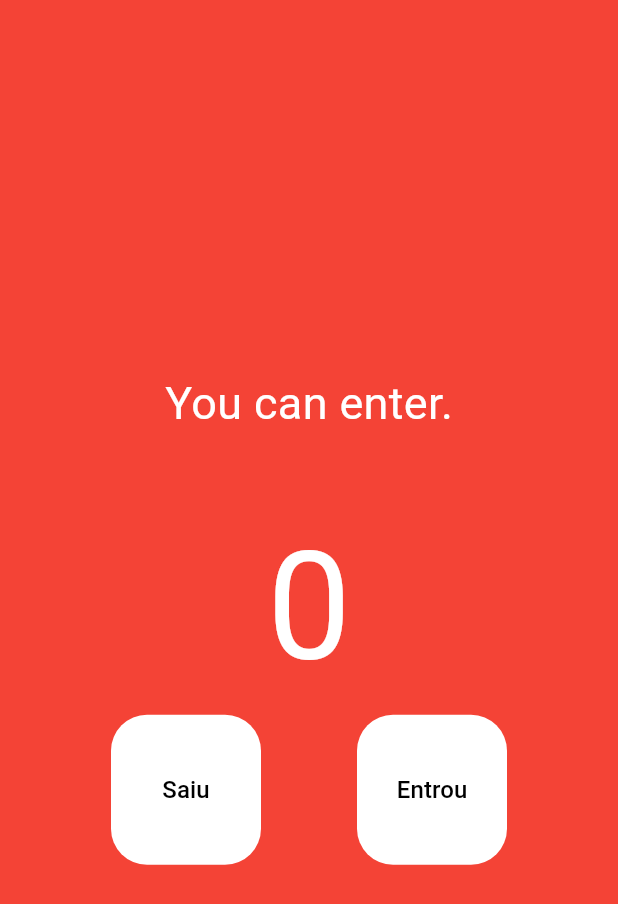
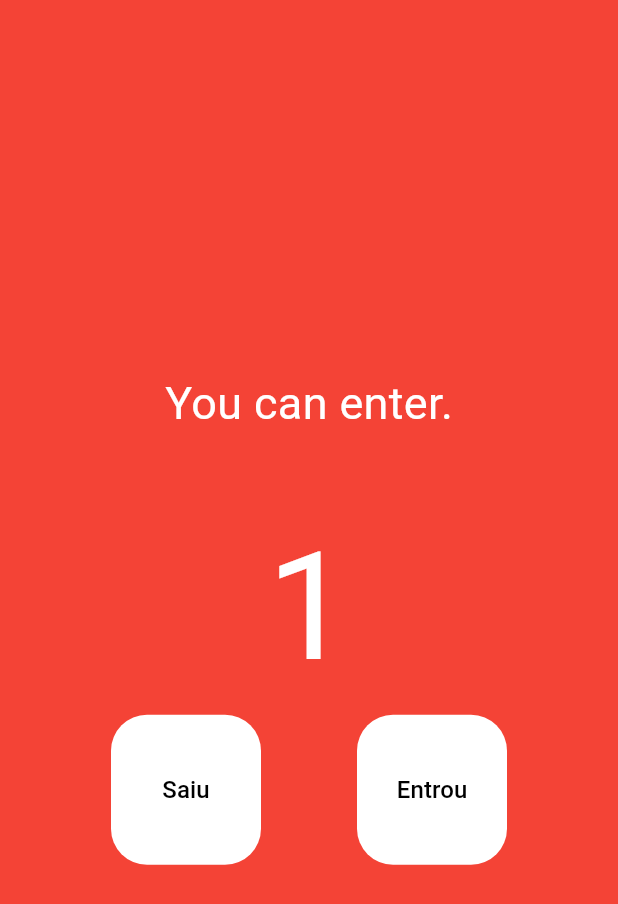
Before and after one commit to LuisTakeo/Flutter-Mobile-I, a Flutter app: the screen it shows after launch, after a tap on "Entrou", on a phone screen of 412 x 824 dp. Shown: the top 904 px of the screen. Run offline on Flutter 3.47's test engine with Material 3 defaults, Android fonts, the phone set to English and light mode, and no system bars.

```diff
--- a/lib/main.dart
+++ b/lib/main.dart
@@ -1,111 +1,80 @@
 import 'package:flutter/material.dart';
 
 void main() {
-  runApp(MaterialApp(home: Contador(),));
+  runApp(MaterialApp(
+    home: Contador(),
+  ));
 }
 
-
 class Contador extends StatefulWidget {
-  const Contador({ Key? key }) : super(key: key);
+  const Contador({Key? key}) : super(key: key);
 
   @override
   _ContadorState createState() => _ContadorState();
 }
 
-void  decrement()
-{
-  print("Decrement");
+class _ContadorState extends State<Contador> {
+  int count = 0;
+
+  void decrement() {
+    setState(() {
+      if (count > 0) count--;
+    });
+    print(count);
   }
 
-void  increment()
-{
-  print("Increment");
+  void increment() {
+    setState(() {
+      count++;
+    });
+    print(count);
   }
 
-class _ContadorState extends State<Contador> {
   @override
   Widget build(BuildContext context) {
-    return Scaffold
-    (
+    return Scaffold(
       backgroundColor: Colors.red,
       // appBar: AppBar(title: Text("Contador de pessoas.")),
-      body: Column(
+      body: Column(mainAxisAlignment: MainAxisAlignment.center, children: [
+        Text(
+          "You can enter.\n",
+          style: TextStyle(fontSize: 30, color: Colors.white),
+        ),
+        Text(
+          count.toString(),
+          style: TextStyle(fontSize: 100, color: Colors.white),
+        ),
+        Row(
           mainAxisAlignment: MainAxisAlignment.center,
-        children:
-        [
-          Text
-          (
-            "You can enter.\n",
-            style: TextStyle
-            (
-              fontSize: 30,
-              color: Colors.white
-            ),
-          ),
-          Text
-          (
-            "0",
-            style: TextStyle
-            (
-              fontSize: 100,
-              color: Colors.white
-            ),
-          ),
-          Row
-          (
-            mainAxisAlignment: MainAxisAlignment.center,
-            children:
-            [
-              TextButton
-              (
+          children: [
+            TextButton(
                 onPressed: decrement,
-                style: TextButton.styleFrom
-                (
+                style: TextButton.styleFrom(
                     backgroundColor: Colors.white,
                     fixedSize: Size(100, 100),
-                  shape: RoundedRectangleBorder
-                  (
-                    borderRadius: BorderRadius.circular(24)
-                  )
+                    shape: RoundedRectangleBorder(
+                        borderRadius: BorderRadius.circular(24))),
+                child: Text(
+                  "Saiu",
+                  style: TextStyle(fontSize: 16, color: Colors.black),
+                )),
+            SizedBox(
+              width: 64,
             ),
-                child: Text
-                (
-                  "Saiu",
-                  style: TextStyle
-                  (
-                    fontSize: 16,
-                    color: Colors.black
-                  ),
-                )
-              ),
-              SizedBox(width: 64,),
-              TextButton
-              (
+            TextButton(
                 onPressed: increment,
-                style: TextButton.styleFrom
-                (
+                style: TextButton.styleFrom(
                     backgroundColor: Colors.white,
                     fixedSize: Size(100, 100),
-                  shape: RoundedRectangleBorder
-                  (
-                    borderRadius: BorderRadius.circular(24)
-                  )
-                ),
-                child: Text
-                (
+                    shape: RoundedRectangleBorder(
+                        borderRadius: BorderRadius.circular(24))),
+                child: Text(
                   "Entrou",
-                  style: TextStyle
-                  (
-                    fontSize: 16,
-                    color: Colors.black
-                  ),
-                )
-                )
+                  style: TextStyle(fontSize: 16, color: Colors.black),
+                ))
           ],
         )
-        ]
-        ),
+      ]),
     );
-
   }
 }
```
Also changed, not shown: pubspec.lock. Lines whose indentation alone changed are shown as unchanged.
